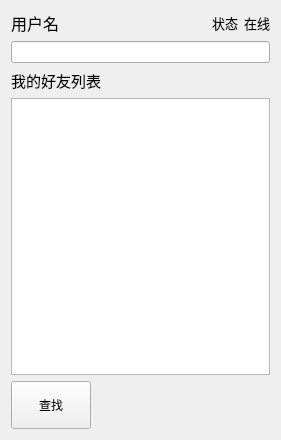
Qt form tux.ui (rayfung/tux-im-client) before a commit.
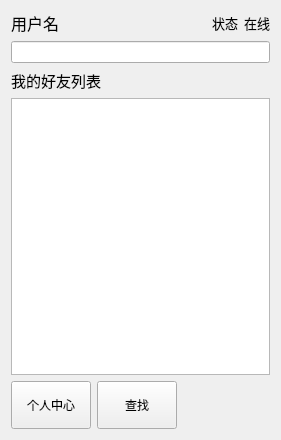
The same form after that commit. Icons and pictures are not drawn.

Commit message: add Personal Center

The edit to the form file:
```diff
--- a/tux.ui
+++ b/tux.ui
@@ -101,6 +101,29 @@
      </item>
      <item>
       <layout class="QHBoxLayout" name="horizontalLayout_2">
+       <item>
+        <widget class="QPushButton" name="pushButtonPersonal">
+         <property name="minimumSize">
+          <size>
+           <width>0</width>
+           <height>48</height>
+          </size>
+         </property>
+         <property name="text">
+          <string>个人中心</string>
+         </property>
+         <property name="icon">
+          <iconset resource="images/images.qrc">
+           <normaloff>:/new/images/Tux.png</normaloff>:/new/images/Tux.png</iconset>
+         </property>
+         <property name="iconSize">
+          <size>
+           <width>32</width>
+           <height>32</height>
+          </size>
+         </property>
+        </widget>
+       </item>
        <item>
         <widget class="QPushButton" name="findButton">
          <property name="minimumSize">
@@ -109,12 +132,6 @@
            <height>48</height>
           </size>
          </property>
-         <property name="maximumSize">
-          <size>
-           <width>100</width>
-           <height>16777215</height>
-          </size>
-         </property>
          <property name="text">
           <string>查找</string>
          </property>
```
